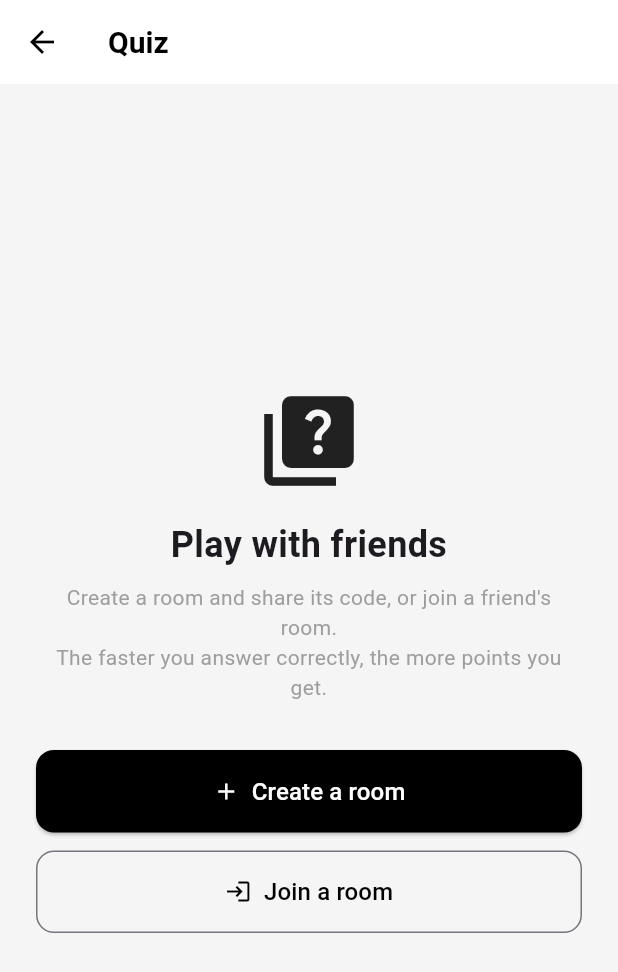
After one commit to TenHenry/Quizez, a Flutter app: the screen it shows once a user with an empty profile is signed in, after a tap on "Quiz", on a phone screen of 412 x 824 dp. The commit adds this screen. Shown: the top 972 px of the screen. Run offline on Flutter 3.47's test engine with Material 3 defaults, Android fonts, the phone set to English and light mode, and no system bars; our stand-ins replace connectivity_plus, equatable, flutter_bloc, isar, supabase_flutter; accounts and stored records are empty; generated files the repository leaves out were written again.

Commit message:
[FE] Quiz screens
- Added quiz menu, room setup, lobby, question with countdown, answer reveal and final ranking
- Enabled the Quiz tile on the Home screen

```diff
--- a/lib/presentation/home/home_screen.dart
+++ b/lib/presentation/home/home_screen.dart
@@ -7,6 +7,7 @@ import '../../logic/home/learning_overview.dart';
 import '../../logic/learning/learning_bloc.dart';
 import '../../logic/learning/learning_event.dart';
 import '../learning/flashcards_screen.dart';
+import '../quiz/quiz_screen.dart';
 
 /// Start page: progress summary, "continue learning" shortcut and the list of game modes.
 class HomeScreen extends StatefulWidget {
@@ -91,7 +92,12 @@ class _HomeScreenState extends State<HomeScreen> {
               subtitle: 'Learn on your own with the Leitner system',
               onTap: widget.onOpenCards,
             ),
-            const _ModeTile(icon: Icons.quiz, title: 'Quiz', subtitle: 'Play with friends, questions generated by AI'),
+            _ModeTile(
+              icon: Icons.quiz,
+              title: 'Quiz',
+              subtitle: 'Play with friends, questions from a bank or AI',
+              onTap: () => Navigator.of(context).push(MaterialPageRoute(builder: (_) => const QuizScreen())),
+            ),
             const _ModeTile(icon: Icons.track_changes, title: 'Closest Match', subtitle: 'Describe the term in your own words'),
             const _ModeTile(icon: Icons.emoji_events, title: 'Daily quiz & ranking', subtitle: 'Compete for a place in the daily ranking'),
             const _ModeTile(icon: Icons.local_fire_department, title: 'Streak & rewards', subtitle: 'Collect coins for your daily streak'),
--- /dev/null
+++ b/lib/presentation/quiz/quiz_menu_view.dart
@@ -0,0 +1,85 @@
+import 'package:flutter/material.dart';
+import 'package:flutter_bloc/flutter_bloc.dart';
+import '../../logic/quiz/quiz_bloc.dart';
+import '../../logic/quiz/quiz_event.dart';
+import 'quiz_setup_screen.dart';
+
+/// Start of the Quiz mode: create a room or join one with a code.
+class QuizMenuView extends StatelessWidget {
+  const QuizMenuView({super.key});
+
+  void _createRoom(BuildContext context) {
+    final bloc = context.read<QuizBloc>();
+    Navigator.of(context).push(
+      MaterialPageRoute(builder: (_) => BlocProvider.value(value: bloc, child: const QuizSetupScreen())),
+    );
+  }
+
+  Future<void> _joinRoom(BuildContext context) async {
+    final bloc = context.read<QuizBloc>();
+    final controller = TextEditingController();
+
+    final code = await showDialog<String>(
+      context: context,
+      builder: (dialogContext) => AlertDialog(
+        title: const Text('Join a room', style: TextStyle(fontWeight: FontWeight.bold)),
+        content: TextField(
+          controller: controller,
+          autofocus: true,
+          textCapitalization: TextCapitalization.characters,
+          maxLength: 5,
+          textAlign: TextAlign.center,
+          style: const TextStyle(fontSize: 28, letterSpacing: 6, fontWeight: FontWeight.bold),
+          decoration: const InputDecoration(hintText: 'CODE', counterText: ''),
+        ),
+        actions: [
+          TextButton(
+            onPressed: () => Navigator.pop(dialogContext),
+            child: const Text('Cancel', style: TextStyle(color: Colors.grey)),
+          ),
+          ElevatedButton(onPressed: () => Navigator.pop(dialogContext, controller.text), child: const Text('Join')),
+        ],
+      ),
+    );
+
+    if (code != null) bloc.add(JoinRoomRequested(code));
+  }
+
+  @override
+  Widget build(BuildContext context) {
+    return Padding(
+      padding: const EdgeInsets.all(24),
+      child: Column(
+        mainAxisAlignment: MainAxisAlignment.center,
+        crossAxisAlignment: CrossAxisAlignment.stretch,
+        children: [
+          const Icon(Icons.quiz, size: 72),
+          const SizedBox(height: 16),
+          const Text('Play with friends', textAlign: TextAlign.center, style: TextStyle(fontSize: 24, fontWeight: FontWeight.bold)),
+          const SizedBox(height: 8),
+          const Text(
+            'Create a room and share its code, or join a friend\'s room.\nThe faster you answer correctly, the more points you get.',
+            textAlign: TextAlign.center,
+            style: TextStyle(color: Colors.grey),
+          ),
+          const SizedBox(height: 32),
+          ElevatedButton.icon(
+            onPressed: () => _createRoom(context),
+            icon: const Icon(Icons.add),
+            label: const Text('Create a room', style: TextStyle(fontSize: 16)),
+          ),
+          const SizedBox(height: 12),
+          OutlinedButton.icon(
+            onPressed: () => _joinRoom(context),
+            icon: const Icon(Icons.login, color: Colors.black),
+            label: const Text('Join a room', style: TextStyle(fontSize: 16, color: Colors.black)),
+            style: OutlinedButton.styleFrom(
+              padding: const EdgeInsets.symmetric(vertical: 16),
+              shape: RoundedRectangleBorder(borderRadius: BorderRadius.circular(12)),
+            ),
+          ),
+        ],
+      ),
+    );
+  }
+}
--- /dev/null
+++ b/lib/presentation/quiz/quiz_screen.dart
@@ -0,0 +1,110 @@
+import 'package:flutter/material.dart';
+import 'package:flutter_bloc/flutter_bloc.dart';
+import 'package:supabase_flutter/supabase_flutter.dart';
+import '../../data/services/profile_service.dart';
+import '../../logic/quiz/quiz_bloc.dart';
+import '../../logic/quiz/quiz_event.dart';
+import '../../logic/quiz/quiz_state.dart';
+import 'quiz_finished_view.dart';
+import 'quiz_lobby_view.dart';
+import 'quiz_menu_view.dart';
+import 'quiz_question_view.dart';
+import 'quiz_reveal_view.dart';
+
+/// Entry point of the Quiz mode: owns the [QuizBloc] and shows the view for the current state
+/// (menu, lobby, question, answer, final ranking).
+class QuizScreen extends StatelessWidget {
+  const QuizScreen({super.key});
+
+  @override
+  Widget build(BuildContext context) {
+    final profile = ProfileService();
+    final userId = Supabase.instance.client.auth.currentUser?.id ?? '';
+
+    return BlocProvider(
+      create: (_) => QuizBloc(userId: userId, nickname: profile.nickname),
+      child: const _QuizFlow(),
+    );
+  }
+}
+
+class _QuizFlow extends StatelessWidget {
+  const _QuizFlow();
+
+  Future<bool> _confirmLeave(BuildContext context) async {
+    final leave = await showDialog<bool>(
+      context: context,
+      builder: (dialogContext) => AlertDialog(
+        title: const Text('Leave the game?', style: TextStyle(fontWeight: FontWeight.bold)),
+        content: const Text('You will leave the room and lose your progress in this game.'),
+        actions: [
+          TextButton(
+            onPressed: () => Navigator.pop(dialogContext, false),
+            child: const Text('Stay', style: TextStyle(color: Colors.grey)),
+          ),
+          ElevatedButton(
+            onPressed: () => Navigator.pop(dialogContext, true),
+            style: ElevatedButton.styleFrom(backgroundColor: Colors.red),
+            child: const Text('Leave'),
+          ),
+        ],
+      ),
+    );
+    return leave == true;
+  }
+
+  @override
+  Widget build(BuildContext context) {
+    final bloc = context.read<QuizBloc>();
+
+    return BlocConsumer<QuizBloc, QuizState>(
+      listener: (context, state) {
+        if (state is QuizMenu && state.error != null) {
+          ScaffoldMessenger.of(context).showSnackBar(
+            SnackBar(content: Text(state.error!), backgroundColor: Colors.red),
+          );
+        }
+      },
+      builder: (context, state) {
+        final inRoom = state is! QuizMenu;
+
+        return PopScope(
+          canPop: !inRoom,
+          onPopInvokedWithResult: (didPop, _) async {
+            if (didPop) return;
+            final navigator = Navigator.of(context);
+            if (await _confirmLeave(context)) {
+              bloc.add(LeaveRoomRequested());
+              navigator.pop();
+            }
+          },
+          child: Scaffold(
+            appBar: AppBar(title: const Text('Quiz')),
+            body: SafeArea(child: _viewFor(state)),
+          ),
+        );
+      },
+    );
+  }
+
+  Widget _viewFor(QuizState state) {
+    if (state is QuizMenu) return const QuizMenuView();
+    if (state is QuizConnecting) {
+      return Center(
+        child: Column(
+          mainAxisSize: MainAxisSize.min,
+          children: [
+            const CircularProgressIndicator(color: Colors.black),
+            const SizedBox(height: 16),
+            Text(state.message, style: const TextStyle(color: Colors.grey)),
+          ],
+        ),
+      );
+    }
+    if (state is QuizLobby) return QuizLobbyView(state: state);
+    if (state is QuizQuestionActive) return QuizQuestionView(key: ValueKey(state.index), state: state);
+    if (state is QuizReveal) return QuizRevealView(state: state);
+    if (state is QuizFinished) return QuizFinishedView(state: state);
+    return const SizedBox.shrink();
+  }
+}
```
Also changed, not shown: lib/presentation/quiz/quiz_finished_view.dart (added, +41 -0 lines), lib/presentation/quiz/quiz_lobby_view.dart (added, +76 -0 lines), lib/presentation/quiz/quiz_question_view.dart (added, +103 -0 lines), lib/presentation/quiz/quiz_reveal_view.dart (added, +59 -0 lines), lib/presentation/quiz/quiz_setup_screen.dart (added, +184 -0 lines), lib/presentation/quiz/scoreboard.dart (added, +51 -0 lines).
